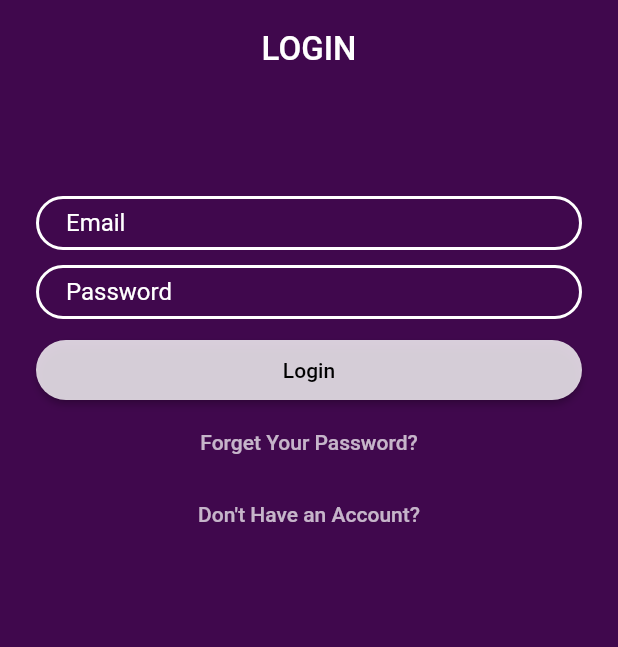
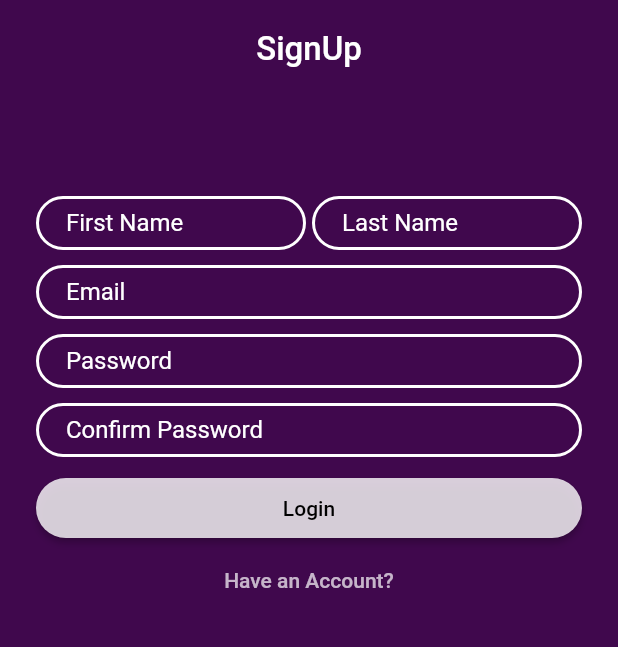
Before and after one commit to ossama0808/Personal-Expense, a Flutter app: the LogInPage screen opened directly, after a tap on an icon or button, on a phone screen of 412 x 824 dp, the part 428-1075 px from its top. Run offline on Flutter 3.47's test engine with Material 2 defaults, Android fonts, the phone set to English and light mode, and no system bars; our stand-ins replace cloud_firestore, firebase_auth, splashscreen; accounts and stored records are empty; network calls fail; Roboto replaces fonts that are missing (Schyler); project files that could hold a hidden picture were left out.

Commit message:
SignUp and SignIn Initialized with Authentication

```diff
--- /dev/null
+++ b/lib/UI/Authentication/SignUp.dart
@@ -0,0 +1,367 @@
+import 'package:PersonalExpense/UI/Authentication/LogInPage.dart';
+import 'package:PersonalExpense/UI/DashBoard.dart';
+import 'package:cloud_firestore/cloud_firestore.dart';
+import 'package:firebase_auth/firebase_auth.dart';
+import 'package:flutter/cupertino.dart';
+import 'package:flutter/material.dart';
+import 'package:flutter/services.dart';
+
+
+class SignUpPage extends StatefulWidget {
+  @override
+  _SignUpPageState createState() => _SignUpPageState();
+  SignUpPage({this.onSignedIn});
+  final VoidCallback onSignedIn;
+}
+
+enum FormMode { LOGIN, SIGNUP }
+
+class _SignUpPageState extends State<SignUpPage> {
+  GlobalKey<ScaffoldState> _scaffoldKey = new GlobalKey();// Global Key to Control Screen from any stated object
+  // variables Section
+  final FirebaseAuth _auth = FirebaseAuth.instance;
+  DateTime signUpDate = DateTime.now();
+  var emailController = TextEditingController();
+  var passwordController = TextEditingController();
+  var userNameController = TextEditingController();
+  var userLastNameController = TextEditingController();
+  var confirmPasswordController = TextEditingController();
+  String userId;
+  String userName;
+  String userLastName;
+  String email;
+  String password;
+  String confirmPassword;
+  bool showChangePassEmailSend=false;
+  TextEditingController forgetPasswordEmailController = TextEditingController();
+  bool _isLoading;
+  String forgetPassEmail;
+
+
+
+  @override
+  Widget build(BuildContext context) {// Main Widget
+    final logo = Hero(// Logo variable
+      tag: 'LOGO',
+      child: CircleAvatar(
+        backgroundColor: Colors.transparent,
+        radius: 100.0,// Logo Size
+        child: Image.asset('images/Logo.png'),// Logo Path
+      ),
+    );
+    return Scaffold(// Scaffold Widget
+      key:_scaffoldKey,// Stated Key
+      backgroundColor: Color(0xFF40084d),
+      body: ListView(
+        physics: NeverScrollableScrollPhysics(),// Non-Scrollable Screen
+        shrinkWrap: true,// Divide Widget by its main size
+        padding: EdgeInsets.only(left: 24.0, right: 24.0),// Padding the edge of screen
+        children: <Widget>[
+          Padding(// Logo Padding
+            padding: const EdgeInsets.only(top: 85),
+            child: logo,
+          ),
+          SizedBox(// Extra Space
+            height: 20,
+          ),
+          Center(// Login text
+            child: Text(
+              'SignUp',
+              style: TextStyle(
+                  fontFamily: "Schyler",
+                  color: Colors.white,
+                  fontSize: 22,
+                  fontStyle: FontStyle.normal,
+                  fontWeight: FontWeight.w500
+              ),
+            ),
+          ),
+          Padding(// Email Text Field Padding
+            padding: const EdgeInsets.only(top: 85),
+            child: Row(
+              mainAxisAlignment: MainAxisAlignment.spaceBetween,
+              children: <Widget>[
+                SizedBox(
+                  width: 180,
+                  child: TextFormField(
+                    controller: userNameController,// Variable that hold typed value
+                    style: TextStyle(
+                      color: Colors.white, // Field Color
+                      fontSize: 16,
+                      height: 1,
+                    ),
+                    decoration: InputDecoration(
+                      contentPadding: EdgeInsets.fromLTRB(20.0, 10.0, 20.0, 10.0),
+                      enabledBorder: OutlineInputBorder(
+                          borderRadius: BorderRadius.circular(32.0),
+                          borderSide: BorderSide(color: Colors.white,// Border Color
+                              width: 2.0, // Border Width
+                              style: BorderStyle.solid// Border Style
+                          )
+                      ),
+                      focusedBorder: OutlineInputBorder(
+                          borderRadius: BorderRadius.circular(32.0),
+                          borderSide: BorderSide(color: Colors.white,
+                              width: 2.0,
+                              style: BorderStyle.solid
+                          )
+                      ),
+                      labelText: 'First Name',// Field Label
+                      labelStyle: TextStyle(color: Colors.white),
+                      focusColor: Colors.white,
+                      hoverColor: Colors.white,
+                      isDense: true,
+                      counterStyle: TextStyle(color: Colors.white, fontWeight: FontWeight.bold),
+                    ),
+                    onChanged: (value) {// Onchange Function Start hold typed value in 'Value'
+                      setState(() {// Setting typed value to a local variable
+                        userName = value;// Assigning value
+                      });
+                    },
+                  ),
+                ),
+                SizedBox(
+                  width: 180,
+                  child: TextFormField(
+                    controller: userLastNameController,// Variable that hold typed value
+                    style: TextStyle(
+                      color: Colors.white, // Field Color
+                      fontSize: 16,
+                      height: 1,
+                    ),
+                    decoration: InputDecoration(
+                      contentPadding: EdgeInsets.fromLTRB(20.0, 10.0, 20.0, 10.0),
+                      enabledBorder: OutlineInputBorder(
+                          borderRadius: BorderRadius.circular(32.0),
+                          borderSide: BorderSide(color: Colors.white,// Border Color
+                              width: 2.0, // Border Width
+                              style: BorderStyle.solid// Border Style
+                          )
+                      ),
+                      focusedBorder: OutlineInputBorder(
+                          borderRadius: BorderRadius.circular(32.0),
+                          borderSide: BorderSide(color: Colors.white,
+                              width: 2.0,
+                              style: BorderStyle.solid
+                          )
+                      ),
+                      labelText: 'Last Name',// Field Label
+                      labelStyle: TextStyle(color: Colors.white),
+                      focusColor: Colors.white,
+                      hoverColor: Colors.white,
+                      isDense: true,
+                      counterStyle: TextStyle(color: Colors.white, fontWeight: FontWeight.bold),
+                    ),
+                    onChanged: (value) {// Onchange Function Start hold typed value in 'Value'
+                      setState(() {// Setting typed value to a local variable
+                        userLastName = value;// Assigning value
+                      });
+                    },
+                  ),
+                )
+              ],
+            ),
+          ),
+          Padding(// Email Text Field Padding
+            padding: const EdgeInsets.only(top: 10),
+            child: TextFormField(
+              controller: emailController,// Variable that hold typed value
+              style: TextStyle(
+                color: Colors.white, // Field Color
+                fontSize: 16,
+                height: 1,
+              ),
+              decoration: InputDecoration(
+                //hintText: 'Email',
+                contentPadding: EdgeInsets.fromLTRB(20.0, 10.0, 20.0, 10.0),
+                enabledBorder: OutlineInputBorder(
+                    borderRadius: BorderRadius.circular(32.0),
+                    borderSide: BorderSide(color: Colors.white,// Border Color
+                        width: 2.0, // Border Width
+                        style: BorderStyle.solid// Border Style
+                    )
+                ),
+                focusedBorder: OutlineInputBorder(
+                    borderRadius: BorderRadius.circular(32.0),
+                    borderSide: BorderSide(color: Colors.white,
+                        width: 2.0,
+                        style: BorderStyle.solid
+                    )
+                ),
+                labelText: 'Email',// Field Label
+                labelStyle: TextStyle(color: Colors.white),
+                focusColor: Colors.white,
+                hoverColor: Colors.white,
+                isDense: true,
+                counterStyle: TextStyle(color: Colors.white, fontWeight: FontWeight.bold),
+              ),
+              onChanged: (emailValue) {// Onchange Function Start hold typed value in 'emailValue'
+                setState(() {// Setting typed value to a local variable
+                  email = emailValue;// Assigning value
+                });
+              },
+            ),
+          ),
+          SizedBox(height: 10.0),// Add Extra Size
+          TextFormField(// Password Field
+            controller: passwordController,// Variable that hold typed value
+            style: TextStyle(
+              color: Colors.white,
+              fontSize: 16,
+              height: 1,
+            ),
+            //textAlign: vTextAlignment,
+            obscureText: true,
+            decoration: InputDecoration(
+              //hintText: 'Password',
+              contentPadding: EdgeInsets.fromLTRB(20.0, 10.0, 20.0, 10.0),
+              //border: OutlineInputBorder(borderRadius: BorderRadius.circular(32.0),
+              enabledBorder: OutlineInputBorder(borderRadius: BorderRadius.circular(32.0), borderSide: BorderSide(color: Colors.white, width: 2.0, style: BorderStyle.solid)),
+              focusedBorder: OutlineInputBorder(borderRadius: BorderRadius.circular(32.0), borderSide: BorderSide(color: Colors.white, width: 2.0, style: BorderStyle.solid)),
+              labelText: 'Password',
+              labelStyle: TextStyle(color: Colors.white),
+              focusColor: Colors.white,
+              hoverColor: Colors.white,
+              isDense: true,
+              counterStyle: TextStyle(color: Colors.white, fontWeight: FontWeight.bold),
+            ),
+            onChanged: (passwordValue) {
+              setState(() {
+                password = passwordValue;
+              });
+            },
+          ),
+          SizedBox(height: 10.0),// Add Extra Size
+          TextFormField(// Password Field
+            controller: confirmPasswordController,// Variable that hold typed value
+            style: TextStyle(
+              color: Colors.white,
+              fontSize: 16,
+              height: 1,
+            ),
+            obscureText: true,
+            decoration: InputDecoration(
+              contentPadding: EdgeInsets.fromLTRB(20.0, 10.0, 20.0, 10.0),
+              enabledBorder: OutlineInputBorder(borderRadius: BorderRadius.circular(32.0), borderSide: BorderSide(color: Colors.white, width: 2.0, style: BorderStyle.solid)),
+              focusedBorder: OutlineInputBorder(borderRadius: BorderRadius.circular(32.0), borderSide: BorderSide(color: Colors.white, width: 2.0, style: BorderStyle.solid)),
+              labelText: 'Confirm Password',
+              labelStyle: TextStyle(color: Colors.white),
+              focusColor: Colors.white,
+              hoverColor: Colors.white,
+              isDense: true,
+              counterStyle: TextStyle(color: Colors.white, fontWeight: FontWeight.bold),
+            ),
+            onChanged: (confirmPasswordValue) {
+              setState(() {
+                confirmPassword = confirmPasswordValue;
+              });
+            },
+          ),
+          SizedBox(
+            height: 10,
+          ),
+          RaisedButton(// Login Button widget
+            shape: RoundedRectangleBorder(
+              borderRadius: BorderRadius.circular(24),
+            ),
+            onPressed: () async {// On Pressed Function
+              FocusScope.of(context).unfocus();// Hide Keyboard
+              userDetailValidation();
+            },
+            padding: EdgeInsets.all(12),
+            color: Colors.white.withOpacity(0.8),
+            child: Text('Login', style: TextStyle(color: Colors.black)),
+          ),
+          FlatButton(
+            child: Text(
+              'Have an Account?',
+              style: TextStyle(color: Colors.white70),
+            ),
+            onPressed: () {
+              Navigator.of(context).pushReplacement(new CupertinoPageRoute(builder: (BuildContext context) => new LogInPage()));
+            },
+          ),
+        ],
+      ),
+    );
+  }
+
+  void showInSnackBar(String value) {
+    FocusScope.of(context).requestFocus(new FocusNode());
+    _scaffoldKey.currentState?.removeCurrentSnackBar();
+    _scaffoldKey.currentState.showSnackBar(new SnackBar(
+      content: new Text(
+        value,
+        textAlign: TextAlign.center,
+        style: TextStyle(
+            color: Color(0xFF40084d),
+            fontSize: 16.0,
+            fontFamily: "WorkSansSemiBold"),
+      ),
+      backgroundColor: Colors.white,
+      duration: Duration(seconds: 2),
+    ));
+  }
+
+ Future userDetailValidation(){
+    if(userName==null){
+      showInSnackBar("First Name cannot be empty");
+    }else if(userLastName==null){
+      showInSnackBar("Last Name cannot be empty");
+    }else if(email==null){
+      showInSnackBar("Email cannot be empty");
+    }else{
+      if(password==confirmPassword){
+        print(password);
+        print(confirmPassword);
+        if(password.length>6 && password!='123456'){
+          signUp().whenComplete(() {
+
+          });
+        }else{
+          showInSnackBar("Password does'nt match the criteria");
+        }
+      }else{
+        showInSnackBar("Password does'nt match the criteria");
+      }
+    }
+ }
+
+  Future signUp()async{
+    showInSnackBar("Please Wait...");
+    try {
+      userId = (await _auth.createUserWithEmailAndPassword(email: emailController.text,
+          password: passwordController.text)).user.uid;
+      if (userId.length > 0 && userId != null) {
+        if(userId==null){
+          showInSnackBar("Cannot Sign you Up, Please try again");
+        }else{
+          print('UserID= '+userId);
+          print('Saving New User To DB...... ');
+          saveUserData().whenComplete(() {
+            Navigator.of(context).pushReplacement(new CupertinoPageRoute(builder: (BuildContext context) => new DashBoard(userID: userId,)));
+          });
+        }
+      }
+    } catch (e) {
+      print(e.toString());
+      showInSnackBar("Invalid email or password");
+    }
+  }
+
+  Future saveUserData()async{
+    await Firestore.instance.collection('UsersAccounts').document(userId).setData({
+      'UserID':userId,
+      'UserName':userName,
+      'UserLastName':userLastName,
+      'SignUpDate':signUpDate,
+      'UserEmail':email,
+      'PasswordValidated':true,
+    });
+    setState(() {
+      password='';
+      confirmPassword='';
+    });
+  }
+
+}
```
Also changed, not shown: lib/UI/Authentication/LogInPage.dart (+55 -5 lines), lib/UI/DashBoard.dart (+41 -0 lines).
